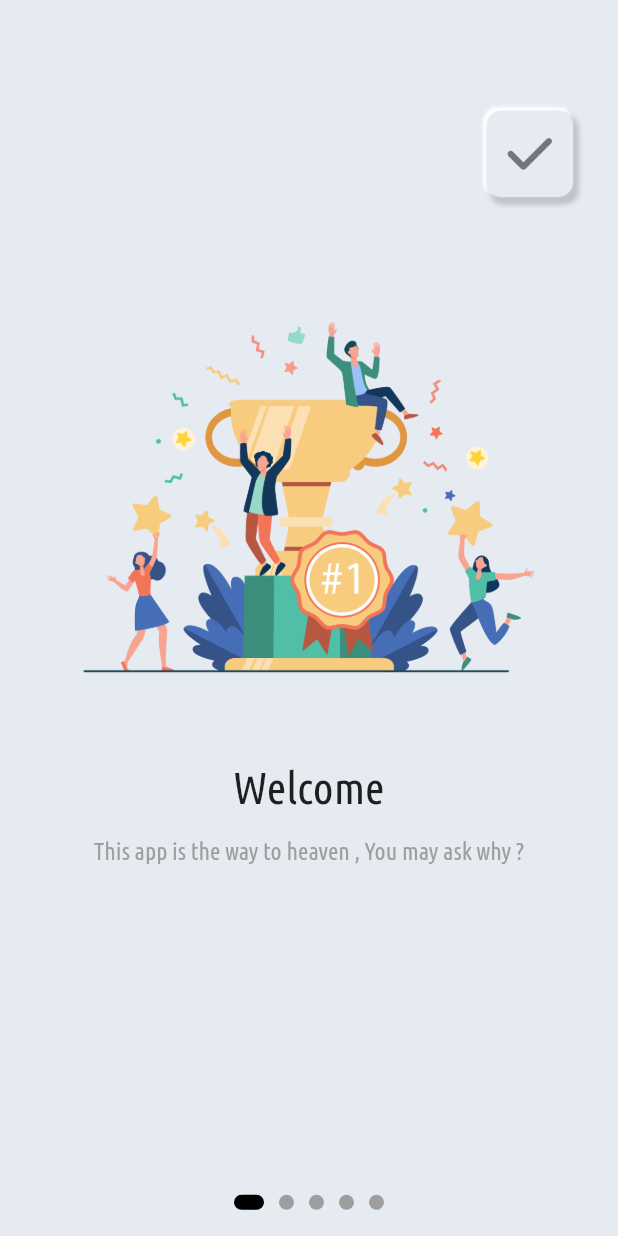
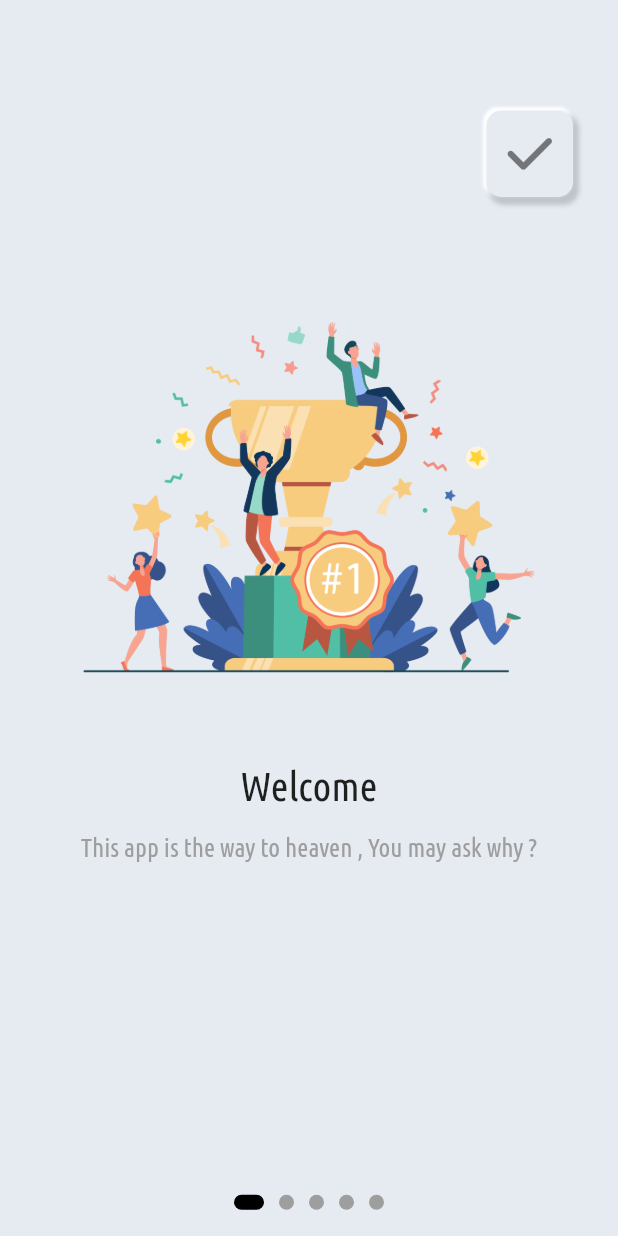
Before and after one commit to reasje/todoapp, a Flutter app: the screen it shows after launch, after a tap on "English", on a phone screen of 412 x 824 dp. Run offline on Flutter 3.47's test engine with Material 2 defaults, Android fonts, the phone set to English and light mode, and no system bars; our stand-ins replace flutter_icons, flutter_local_notifications, hive, hive_flutter, splashscreen; missing offline and left inert: move_to_background, notification_permissions, undo; accounts and stored records are empty; generated files the repository leaves out were written again.

Commit message:
SomeSmall changes in the ui and the changes about deleting the extra code has been discarded because of some issues

```diff
--- a/assets/lang/fa.json
+++ b/assets/lang/fa.json
@@ -25,13 +25,13 @@
     "donate" : "لذت می برید ؟ من و به یه قهوه مهمون کن :)",
     "cannotGoBack" : "شما نمی تونید به عقب برگردید در حالی که تایمر کار میکنه !",
     "paradiseTitle": "خوش اومدید",
-    "paradise": "این اپلیکیشن یه بهشت هست , ممکنه بپرسید چرا ? ",
+    "paradise": "این اپلیکیشن یه بهشت هست \n ممکنه بپرسید چرا ? ",
     "plantTitle": "آینده رو همین الان بکار",
     "plant": "یک راهبی میگه\n \"اولین و بهترین زمان برای کاشت یک درخت 40 سال پیش بود ، دومین و بهترین زمان همین الان هست .\"\n پس همین الان انجامش بده و روی تایمر بزن برای کاشت کردن .",
     "deepWorkTitle": "کار سریع با کار عمیق",
     "deepWork": "همونطور که کال نیو پرت میگه\n \"فعالیت هایی که در شرایط تمرکزِ بدون حواس پرتی اتفاق می افتند توانایی های شناختی شما رو به بالاترین حد ممکن می رسونند .\" \n بخاطر همین هم ما یک صفحه مخصوص تایمر رو ساختیم و در اون کاری کردیم که شما در اون مدت زمان جای دیگه ای نرید . ",
     "pioritizeTitle": "الویت بندی مهم هست",
-    "pioritize": "ویلفردو پارتو میگه \n \"%80 درصد نتایج از %20 درصد اتفاقات در یک اتفاق بوجود می آیند\"\n از این جله میشه اهمیت اولویت بندی رو متوجه شد ، لیست خودتون رو در صورت نیاز بالا پایین کنید .",
+    "pioritize": "ویلفردو پارتو میگه \n \"%80 درصد نتایج از %20 درصد اتفاقات در یک اتفاق بوجود می آیند\"\n از این جمله میشه اهمیت اولویت بندی رو متوجه شد ، لیست خودتون رو در صورت نیاز اولویت یندی کنید .",
     "familyTitle": "از بقیه روزتون لذت ببرید",
-    "family": "با این اپلیکیشن,\n میتونید زمان خودتون رو با خانواده خودتون به اشتراک بزارید ."
+    "family": "با این اپلیکیشن,\n میتونید زمان شکار شدتو خودتون رو با خانواده خودتون به اشتراک بزارید ."
 }
--- a/lib/main.dart
+++ b/lib/main.dart
@@ -53,9 +53,9 @@ void main() async {
   await Hive.openBox<String>(dateBoxName);
   // Hydrated bloc for keeping the instances of the
   // blocs alive
-  // Future.microtask(() {
-  //   myProvider().initialColorsAndLan();
-  // });
+  Future.microtask(() {
+    myProvider().initialColorsAndLan();
+  });
   SystemChrome.setPreferredOrientations([
     DeviceOrientation.portraitUp,
     DeviceOrientation.portraitDown,
@@ -71,12 +71,12 @@ class MyApp extends StatefulWidget {
 }
 
 class _MyAppState extends State<MyApp> {
-  // @override
-  // void initState() {
-  //   // TODO: implement initState
-  //   super.initState();
-  //   myProvider().checkDayChange();
-  // }
+  @override
+  void initState() {
+    // TODO: implement initState
+    super.initState();
+    myProvider().checkDayChange();
+  }
 
   @override
   Widget build(BuildContext context) {
--- a/lib/provider/notes_provider.dart
+++ b/lib/provider/notes_provider.dart
@@ -13,7 +13,7 @@ import 'package:undo/undo.dart';
 class myProvider extends ChangeNotifier {
   myProvider() {
     initialColorsAndLan();
-    checkDayChange();
+    //checkDayChange();
     // setting the timer for only once
     Timer.periodic(Duration(seconds: 60), (timer) {
       checkDayChange();
--- a/lib/provider/timer_provider.dart
+++ b/lib/provider/timer_provider.dart
@@ -111,7 +111,7 @@ class TimerState extends ChangeNotifier {
     leftTime = noteBox.get(keys[index]).leftTime;
   }
 
-  void startAlarm() async {
+  Future<void> startAlarm() async {
     Future.delayed(Duration(seconds: 0), () async {
       // var scheduledNotificationDateTime =
       //     DateTime.now().add(Duration(seconds: 10));
--- a/lib/screen/onboarding_screen.dart
+++ b/lib/screen/onboarding_screen.dart
@@ -147,7 +147,7 @@ class _OnboardingState extends State<Onboarding> {
           //padding: EdgeInsets.only(top: SizeX * 0.0005),
           child: Text(
             title,
-            style: TextStyle(fontSize: 30, fontWeight: FontWeight.w500),
+            style: TextStyle(fontSize: SizeX*SizeY*0.00008, fontWeight: FontWeight.w500),
           ),
         ),
         Container(
@@ -155,7 +155,7 @@ class _OnboardingState extends State<Onboarding> {
               top: SizeX * 0.02, right: SizeY * 0.03, left: SizeY * 0.03),
           child: Text(
             text,
-            style: TextStyle(fontSize: 16, color: Colors.grey),
+            style: TextStyle(fontSize: SizeX*SizeY*0.00005, color: Colors.grey),
             textAlign: TextAlign.center,
           ),
         )
--- a/lib/widgets/listview.dart
+++ b/lib/widgets/listview.dart
@@ -561,7 +561,7 @@ class _myRorderableState extends State<myRorderable> {
                                                                               false,
                                                                           style: TextStyle(
                                                                               color: _myProvider.noteTitleColor[index],
-                                                                              fontSize: SizeX * SizeY * 0.00012,
+                                                                              fontSize: SizeX * SizeY * 0.00011,
                                                                               fontWeight: FontWeight.w100),
                                                                         ),
                                                                       ),
--- a/lib/widgets/notes_editing_stack.dart
+++ b/lib/widgets/notes_editing_stack.dart
@@ -164,7 +164,7 @@ class _MyNotesEditingState extends State<MyNotesEditing> {
             keyboardType: TextInputType.multiline,
             maxLines: null,
             cursorColor: _myProvider.swachColor,
-            cursorHeight: SizeX * SizeY * 0.00012,
+            cursorHeight: SizeX * 0.055,
             style: TextStyle(
                 color: _myProvider.textColor,
                 fontSize:_myProvider.isEn ? SizeX * SizeY * 0.00012 : SizeX * SizeY * 0.0001,
@@ -224,7 +224,7 @@ class _MyNotesEditingState extends State<MyNotesEditing> {
               keyboardType: TextInputType.multiline,
               maxLines: null,
               cursorColor: _myProvider.swachColor,
-              cursorHeight: SizeX * SizeY * 0.00009,
+              cursorHeight: SizeX * 0.045,
               style: TextStyle(
                   color: _myProvider.textColor,
                   fontSize: SizeX * SizeY *0.00009,
```
